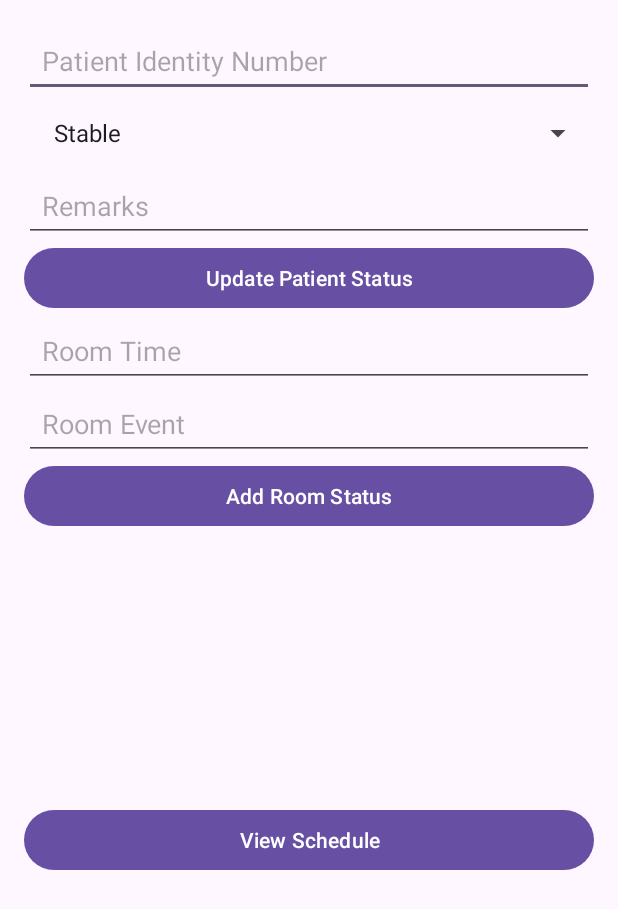
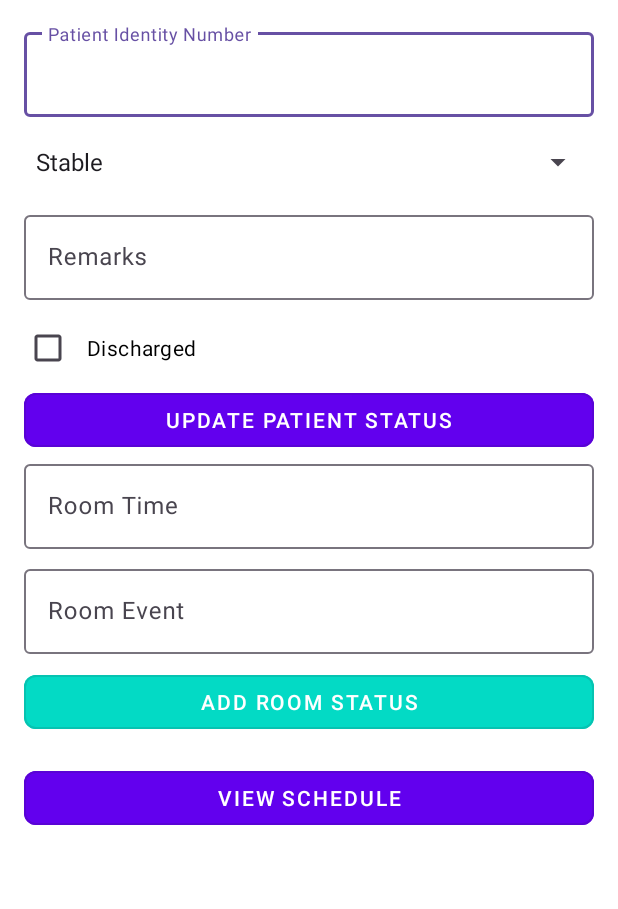
Before and after one commit to Rameib135/Emergency-room-system-APP, an Android app: the MedicalStaffActivity screen opened directly, with no data from a screen before it, on a phone screen of 412 x 824 dp. Shown: the top 909 px of the screen. Run offline under Robolectric (Android 15) with nearby library versions, the phone set to English and light mode, and no system bars.

```diff
--- a/app/src/main/AndroidManifest.xml
+++ b/app/src/main/AndroidManifest.xml
@@ -17,7 +17,6 @@
         <activity android:name=".PatientActivity" android:exported="true"/>
         <activity android:name=".RegisterActivity" android:exported="true"/>
         <activity android:name=".ScheduleActivity" android:exported="true"/>
-        <activity android:name=".MessagesActivity"></activity>
 
         <activity
             android:name=".LoginActivity"
--- a/app/src/main/java/com/example/rame/my_info_care/MedicalStaffActivity.java
+++ b/app/src/main/java/com/example/rame/my_info_care/MedicalStaffActivity.java
@@ -11,15 +11,13 @@ import android.widget.SimpleCursorAdapter;
 import android.widget.Spinner;
 import android.widget.Toast;
 import androidx.appcompat.app.AppCompatActivity;
-
+import android.widget.CheckBox;
 
 public class MedicalStaffActivity extends AppCompatActivity {
     private EditText editTextPatientIdentity, editTextRemarks, editTextRoomTime, editTextRoomEvent;
     private Spinner spinnerStatus;
-    private ListView listViewRoomStatus;
+    private CheckBox checkboxDischarge;
     private DatabaseHelper databaseHelper;
-
-    private static final String TAG = "MedicalStaffActivity";
 
     @Override
     protected void onCreate(Bundle savedInstanceState) {
@@ -31,7 +29,8 @@ public class MedicalStaffActivity extends AppCompatActivity {
         editTextRoomTime = findViewById(R.id.editTextRoomTime);
         editTextRoomEvent = findViewById(R.id.editTextRoomEvent);
         spinnerStatus = findViewById(R.id.spinnerStatus);
-        listViewRoomStatus = findViewById(R.id.listViewRoomStatus);
+        checkboxDischarge = findViewById(R.id.checkboxDischarge);
+
         databaseHelper = new DatabaseHelper(this);
 
         loadRoomStatus();
@@ -41,16 +40,14 @@ public class MedicalStaffActivity extends AppCompatActivity {
         String identityNumber = editTextPatientIdentity.getText().toString().trim();
         String status = spinnerStatus.getSelectedItem().toString();
         String remarks = editTextRemarks.getText().toString().trim();
-
-        Log.d(TAG, "Updating patient status: " + identityNumber + ", " + status + ", " + remarks);
+        String dischargeStatus = checkboxDischarge.isChecked() ? "Discharged" : "In Hospital";
 
         if (identityNumber.isEmpty() || status.isEmpty()) {
             Toast.makeText(this, "Please fill out all required fields", Toast.LENGTH_SHORT).show();
             return;
         }
 
-        // Call the updated method to update both the patient’s current status and status history
-        boolean isUpdated = databaseHelper.updatePatientStatus(identityNumber, status, remarks);
+        boolean isUpdated = databaseHelper.updatePatientStatus(identityNumber, status, remarks, dischargeStatus);
 
         if (isUpdated) {
             Toast.makeText(this, "Patient status updated successfully", Toast.LENGTH_SHORT).show();
@@ -59,6 +56,21 @@ public class MedicalStaffActivity extends AppCompatActivity {
         }
     }
 
+    private void loadRoomStatus() {
+        Cursor cursor = databaseHelper.getRoomStatus();
+        String[] from = new String[]{"time", "event"};
+        int[] to = new int[]{android.R.id.text1, android.R.id.text2};
+
+        SimpleCursorAdapter adapter = new SimpleCursorAdapter(this,
+                android.R.layout.two_line_list_item,
+                cursor,
+                from,
+                to,
+                0);
+
+        ListView listViewRoomStatus = findViewById(R.id.listViewRoomStatus);
+        listViewRoomStatus.setAdapter(adapter);
+    }
 
     public void addRoomStatus(View view) {
         String time = editTextRoomTime.getText().toString().trim();
@@ -73,32 +85,14 @@ public class MedicalStaffActivity extends AppCompatActivity {
 
         if (isAdded) {
             Toast.makeText(this, "Room status added successfully", Toast.LENGTH_SHORT).show();
-            loadRoomStatus(); // Reload the room status to reflect the new entry
+            loadRoomStatus();
         } else {
             Toast.makeText(this, "Failed to add room status", Toast.LENGTH_SHORT).show();
         }
     }
 
     public void viewSchedule(View view) {
-        Log.d(TAG, "Viewing schedule");
         Intent intent = new Intent(MedicalStaffActivity.this, ScheduleActivity.class);
         startActivity(intent);
     }
-
-    private void loadRoomStatus() {
-        Log.d(TAG, "Loading room status");
-        Cursor cursor = databaseHelper.getRoomStatus();
-        String[] from = new String[]{"time", "event"};
-        int[] to = new int[]{android.R.id.text1, android.R.id.text2};
-
-        SimpleCursorAdapter adapter = new SimpleCursorAdapter(this,
-                android.R.layout.two_line_list_item,
-                cursor,
-                from,
-                to,
-                0);
-
-        listViewRoomStatus.setAdapter(adapter);
-    }
-
 }
--- a/app/src/main/res/layout/activity_medical_staff.xml
+++ b/app/src/main/res/layout/activity_medical_staff.xml
@@ -1,84 +1,147 @@
 <LinearLayout xmlns:android="http://schemas.android.com/apk/res/android"
     xmlns:tools="http://schemas.android.com/tools"
+    xmlns:app="http://schemas.android.com/apk/res-auto"
     android:layout_width="match_parent"
     android:layout_height="match_parent"
     android:orientation="vertical"
     android:padding="16dp"
+    android:background="@color/background_color"
     tools:context=".MedicalStaffActivity">
 
-    <EditText
+    <!-- Patient Identity Section -->
+    <com.google.android.material.textfield.TextInputLayout
+        android:layout_width="match_parent"
+        android:layout_height="wrap_content"
+        android:hint="Patient Identity Number"
+        app:boxBackgroundMode="outline"
+        android:paddingBottom="8dp">
+
+        <com.google.android.material.textfield.TextInputEditText
             android:id="@+id/editTextPatientIdentity"
             android:layout_width="match_parent"
             android:layout_height="wrap_content"
-        android:hint="@string/patient_identity_number"
             android:inputType="text"
-        android:autofillHints="username"
-        android:padding="12dp"
-        android:minHeight="48dp"
-        android:textColor="@android:color/black" />
+            android:textColor="@color/black"
+            android:autofillHints="username"/>
+    </com.google.android.material.textfield.TextInputLayout>
+
+    <!-- Status Dropdown -->
+    <com.google.android.material.textfield.TextInputLayout
+        android:layout_width="match_parent"
+        android:layout_height="wrap_content"
+        android:hint="Status"
+        app:boxBackgroundMode="outline"
+        android:paddingBottom="8dp">
 
         <Spinner
             android:id="@+id/spinnerStatus"
             android:layout_width="match_parent"
+            android:layout_height="44dp"
+            android:entries="@array/status_array" />
+    </com.google.android.material.textfield.TextInputLayout>
+
+    <!-- Remarks Section -->
+    <com.google.android.material.textfield.TextInputLayout
+        android:layout_width="match_parent"
         android:layout_height="wrap_content"
-        android:entries="@array/status_array"
-        android:padding="12dp"
-        android:minHeight="48dp" />
+        android:hint="Remarks"
+        app:boxBackgroundMode="outline"
+        android:paddingBottom="8dp">
 
-    <EditText
+        <com.google.android.material.textfield.TextInputEditText
             android:id="@+id/editTextRemarks"
             android:layout_width="match_parent"
             android:layout_height="wrap_content"
-        android:hint="@string/remarks"
             android:inputType="textMultiLine"
-        android:autofillHints="text"
-        android:padding="12dp"
-        android:minHeight="48dp"
-        android:textColor="@android:color/black" />
+            android:textColor="@color/black"/>
+    </com.google.android.material.textfield.TextInputLayout>
 
-    <Button
+    <!-- Checkbox for Discharge Status -->
+    <CheckBox
+        android:id="@+id/checkboxDischarge"
+        android:layout_width="wrap_content"
+        android:layout_height="wrap_content"
+        android:text="Discharged"
+        android:textColor="@color/black"
+        android:padding="10dp" />
+
+    <!-- Update Status Button -->
+    <com.google.android.material.button.MaterialButton
         android:layout_width="match_parent"
         android:layout_height="wrap_content"
         android:onClick="updatePatientStatus"
-        android:text="@string/update_patient_status" />
+        android:text="Update Patient Status"
+        style="@style/Widget.MaterialComponents.Button.OutlinedButton"
+        app:cornerRadius="8dp"
+        android:textColor="@color/white"
+        android:backgroundTint="@color/colorPrimary" />
 
-    <EditText
+    <!-- Room Status Time and Event Input -->
+    <com.google.android.material.textfield.TextInputLayout
+        android:layout_width="match_parent"
+        android:layout_height="wrap_content"
+        android:hint="Room Time"
+        app:boxBackgroundMode="outline"
+        android:paddingBottom="8dp">
+
+        <com.google.android.material.textfield.TextInputEditText
             android:id="@+id/editTextRoomTime"
             android:layout_width="match_parent"
             android:layout_height="wrap_content"
-        android:hint="@string/room_time"
             android:inputType="text"
-        android:autofillHints="time"
-        android:padding="12dp"
-        android:minHeight="48dp"
-        android:textColor="@android:color/black" />
+            android:textColor="@color/black" />
+    </com.google.android.material.textfield.TextInputLayout>
 
-    <EditText
+    <com.google.android.material.textfield.TextInputLayout
+        android:layout_width="match_parent"
+        android:layout_height="wrap_content"
+        android:hint="Room Event"
+        app:boxBackgroundMode="outline"
+        android:paddingBottom="8dp">
+
+        <com.google.android.material.textfield.TextInputEditText
             android:id="@+id/editTextRoomEvent"
             android:layout_width="match_parent"
             android:layout_height="wrap_content"
-        android:hint="@string/room_event"
             android:inputType="text"
-        android:autofillHints="event"
-        android:padding="12dp"
-        android:minHeight="48dp"
-        android:textColor="@android:color/black" />
+            android:textColor="@color/black" />
+    </com.google.android.material.textfield.TextInputLayout>
 
-    <Button
+    <!-- Add Room Status Button -->
+    <com.google.android.material.button.MaterialButton
         android:layout_width="match_parent"
         android:layout_height="wrap_content"
         android:onClick="addRoomStatus"
-        android:text="@string/add_room_status" />
+        android:text="Add Room Status"
+        style="@style/Widget.MaterialComponents.Button.OutlinedButton"
+        app:cornerRadius="8dp"
+        android:textColor="@color/white"
+        android:backgroundTint="@color/colorAccent" />
+
+    <!-- Room Status List -->
+    <androidx.cardview.widget.CardView
+        android:layout_width="match_parent"
+        android:layout_height="wrap_content"
+        app:cardElevation="4dp"
+        app:cardCornerRadius="8dp"
+        android:padding="8dp"
+        android:layout_marginTop="16dp">
 
         <ListView
             android:id="@+id/listViewRoomStatus"
             android:layout_width="match_parent"
-        android:layout_height="181dp" />
+            android:layout_height="wrap_content" />
+    </androidx.cardview.widget.CardView>
 
-    <Button
+    <!-- View Schedule Button -->
+    <com.google.android.material.button.MaterialButton
         android:layout_width="match_parent"
         android:layout_height="wrap_content"
         android:onClick="viewSchedule"
-        android:text="@string/view_schedule" />
+        android:text="View Schedule"
+        style="@style/Widget.MaterialComponents.Button.OutlinedButton"
+        app:cornerRadius="8dp"
+        android:textColor="@color/white"
+        android:backgroundTint="@color/colorPrimary" />
 
 </LinearLayout>
--- a/app/src/main/res/values/colors.xml
+++ b/app/src/main/res/values/colors.xml
@@ -6,4 +6,18 @@
     <color name="teal_700">#018786</color>
     <color name="black">#000000</color>
     <color name="white">#FFFFFF</color>
+    <color name="colorPrimary">#6200EE</color>
+    <color name="colorPrimaryDark">#3700B3</color>
+    <color name="colorAccent">#03DAC5</color>
+    <color name="light_gray_background">#f5f5f5</color>
+    <color name="primary_text">#333333</color>
+    <color name="primary">#6200EE</color>
+    <color name="primaryVariant">#3700B3</color>
+    <color name="secondary">#03DAC5</color>
+    <color name="background">#F5F5F5</color>
+    <color name="textPrimary">#000000</color>
+    <color name="textSecondary">#757575</color>
+    <color name="background_color">#FFFFFF</color>
+
+
 </resources>
```
Also changed, not shown: app/src/main/java/com/example/rame/my_info_care/DatabaseHelper.java (+86 -84 lines), app/src/main/java/com/example/rame/my_info_care/PatientActivity.java (+17 -14 lines), app/src/main/res/layout/activity_patient.xml (+52 -16 lines), app/src/main/res/values/strings.xml (+16 -1 lines). Lines whose indentation alone changed are shown as unchanged.
